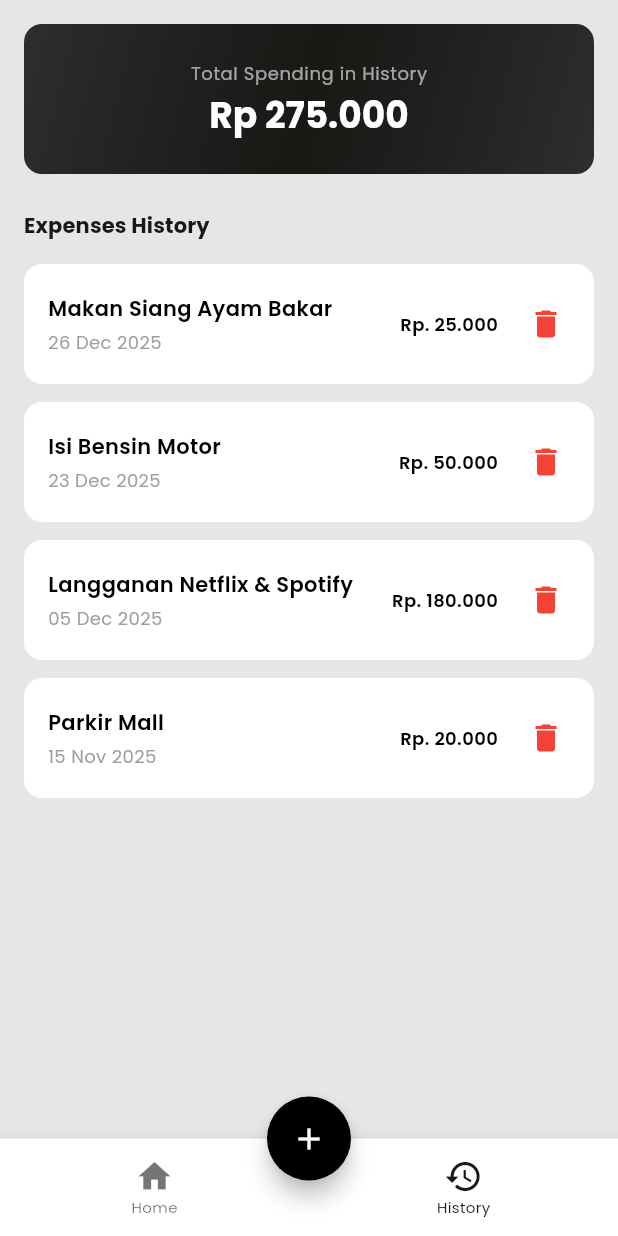
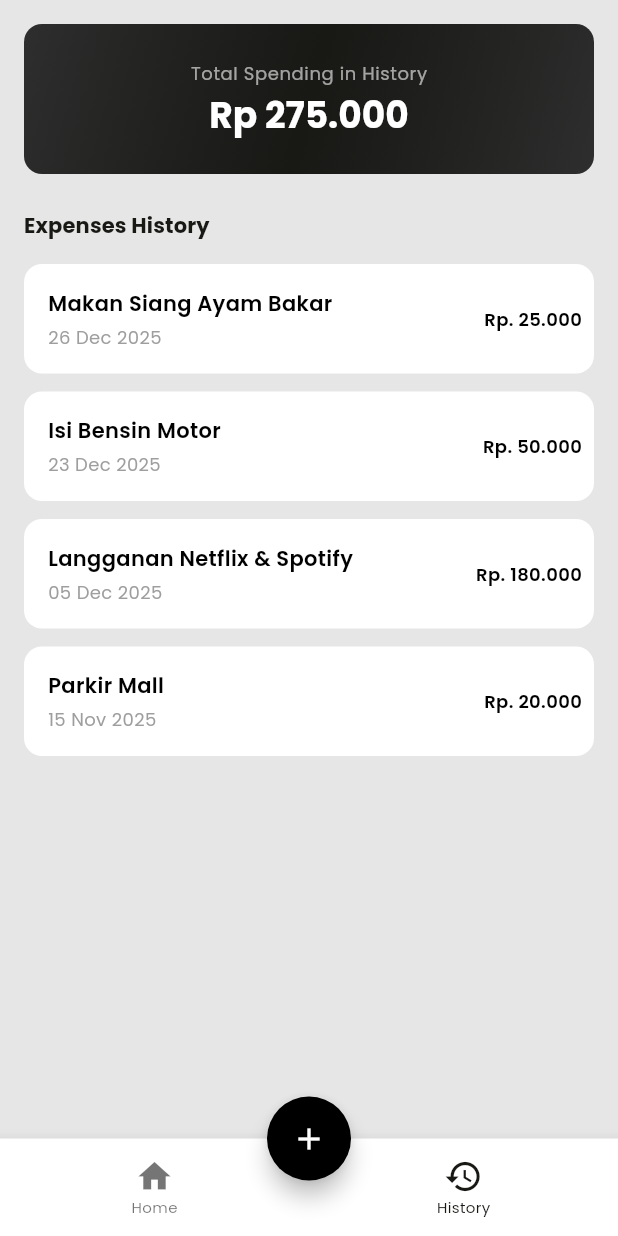
Before and after one commit to attaryu/expense_tracker, a Flutter app: the screen it shows after launch, item 2 of the bottom bar chosen, on a phone screen of 412 x 824 dp. Run offline on Flutter 3.47's test engine with Material 3 defaults, Android fonts, the phone set to English and light mode, and no system bars; our stand-ins replace flutter_svg, google_fonts, group_button.

Commit message:
feat: implement dismissible widget for delete functionality in ExpenseListItem and update ExpenseModel ID generation with UUID

```diff
--- a/lib/models/expense_model.dart
+++ b/lib/models/expense_model.dart
@@ -1,4 +1,5 @@
 import 'package:intl/intl.dart';
+import 'package:uuid/uuid.dart';
 
 class ExpenseModel {
   final String id;
@@ -12,7 +13,7 @@ class ExpenseModel {
     required this.description,
     required this.category,
     required this.date,
-  }) : id = DateTime.now().millisecondsSinceEpoch.toString();
+  }) : id = const Uuid().v4();
 
   String get formattedDate {
     final DateFormat formatter = DateFormat('dd MMM yyyy');
--- a/lib/widgets/expense_list/expense_list_item.dart
+++ b/lib/widgets/expense_list/expense_list_item.dart
@@ -12,8 +12,50 @@ class ExpenseListItem extends StatelessWidget {
   final dynamic expense;
   final ExpenseProvider expenseProvider;
 
+  void _deleteHandler(BuildContext context) {
+    expenseProvider.remove(expense);
+
+    ScaffoldMessenger.of(context)
+      ..clearSnackBars()
+      ..showSnackBar(
+        SnackBar(
+          content: Text('Expense "${expense.description}" deleted'),
+          action: SnackBarAction(
+            label: 'Undo',
+            onPressed: () => expenseProvider.add(expense),
+          ),
+          persist: false,
+          duration: Duration(seconds: 5),
+        ),
+      );
+  }
+
   @override
   Widget build(BuildContext context) {
+    final width = MediaQuery.of(context).size.width;
+
+    if (BreakPoint.isMobile(width)) {
+      return Dismissible(
+        key: ValueKey(expense.id),
+        direction: DismissDirection.endToStart,
+        background: Container(
+          alignment: Alignment.centerRight,
+          padding: const EdgeInsets.only(right: 20),
+          decoration: BoxDecoration(
+            color: Colors.red,
+            borderRadius: BorderRadius.circular(12),
+          ),
+          child: const Icon(Icons.delete, color: Colors.white),
+        ),
+        onDismissed: (_) => _deleteHandler(context),
+        child: _renderList(context),
+      );
+    }
+
+    return _renderList(context);
+  }
+
+  Container _renderList(BuildContext context) {
     final width = MediaQuery.of(context).size.width;
 
     return Container(
@@ -76,34 +118,24 @@ class ExpenseListItem extends StatelessWidget {
             ),
           ),
 
+          if (!BreakPoint.isMobile(width)) _renderDeleteButton(context),
+        ],
+      ),
+    );
+  }
+
+  Row _renderDeleteButton(BuildContext context) {
+    return Row(
+      children: [
         const SizedBox(width: 8),
 
         IconButton(
           icon: const Icon(Icons.delete, color: Colors.red),
           padding: EdgeInsets.zero,
           constraints: const BoxConstraints(),
-            onPressed: () {
-              expenseProvider.remove(expense);
-
-              ScaffoldMessenger.of(context)
-                ..clearSnackBars()
-                ..showSnackBar(
-                  SnackBar(
-                    content: Text('Expense "${expense.description}" deleted'),
-                    action: SnackBarAction(
-                      label: 'UNDO',
-                      onPressed: () {
-                        expenseProvider.add(expense);
-                      },
-                    ),
-                    persist: false,
-                    duration: Duration(seconds: 2),
-                  ),
-                );
-            },
+          onPressed: () => _deleteHandler(context),
         ),
       ],
-      ),
     );
   }
 }
--- a/pubspec.yaml
+++ b/pubspec.yaml
@@ -14,6 +14,7 @@ dependencies:
   intl: ^0.20.2
   group_button: ^5.3.4
   flutter_svg: ^2.2.3
+  uuid: ^4.5.2
 
 dev_dependencies:
   flutter_test:
```
Also changed, not shown: pubspec.lock. Lines whose indentation alone changed are shown as unchanged.
